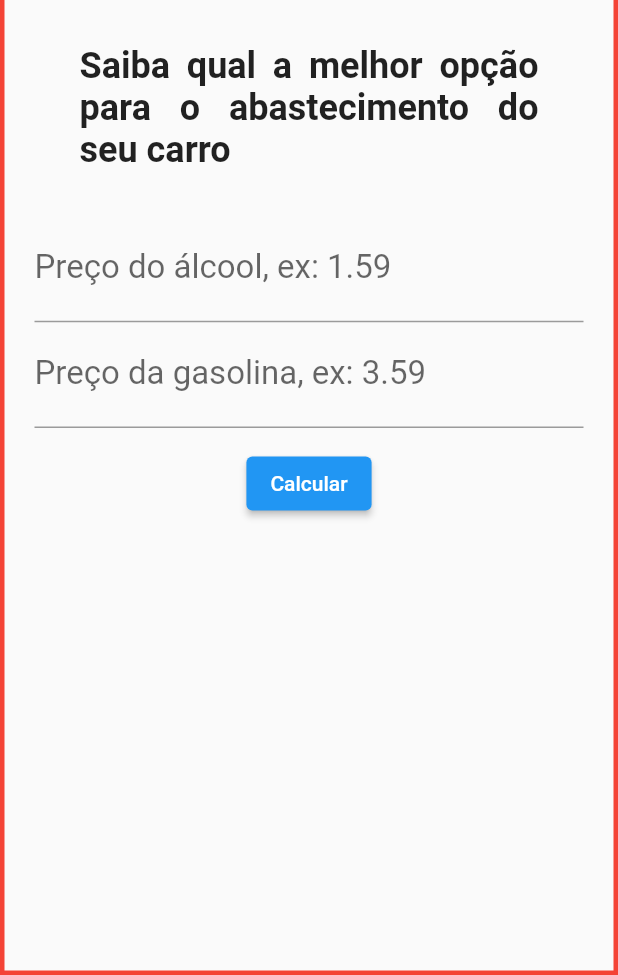
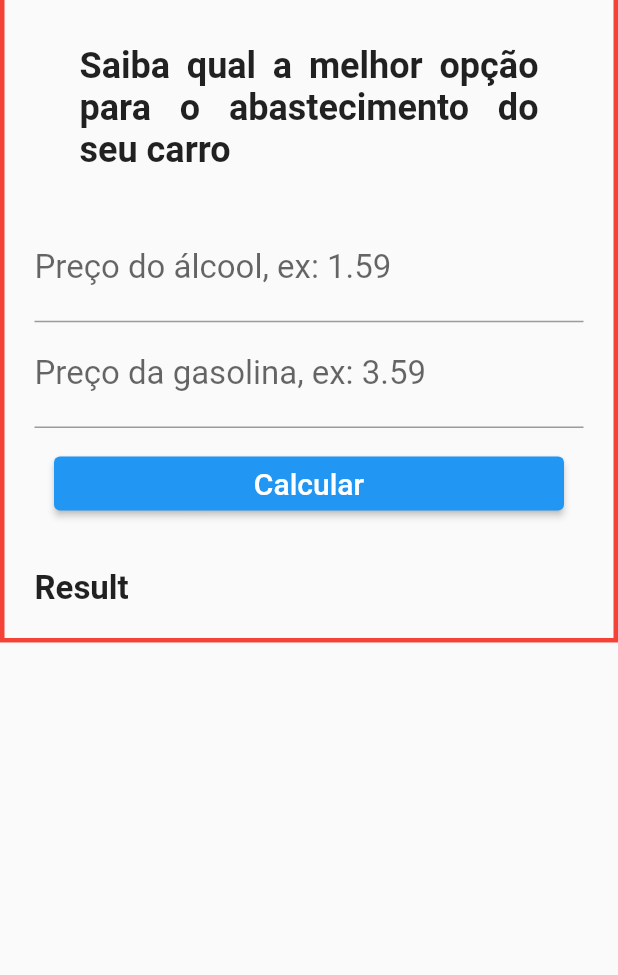
Before and after one commit to jjullimayanne/alcool-ou-gasolina, a Flutter app: the screen it shows after launch, on a phone screen of 412 x 824 dp, the part 261-1236 px from its top. Run offline on Flutter 3.47's test engine with Material 2 defaults, Android fonts, the phone set to English and light mode, and no system bars.

```diff
--- a/lib/app.dart
+++ b/lib/app.dart
@@ -18,12 +18,14 @@ class _AppFlutterState extends State<AppFlutter> {
         title: Text("Álcool ou Gasolina"),
       ),
       body: Container(
-        padding: EdgeInsets.all(20),
+
         width: double.infinity,
         decoration:
             BoxDecoration(border: Border.all(width: 3, color: Colors.red)),
-        child: Column(
-          crossAxisAlignment: CrossAxisAlignment.center,
+        child: SingleChildScrollView(
+          padding: EdgeInsets.all(20),
+          child:Column(
+          crossAxisAlignment: CrossAxisAlignment.stretch,
           children: [
             Image.asset("images/logo.png"),
             Padding(
@@ -42,7 +44,7 @@ class _AppFlutterState extends State<AppFlutter> {
               decoration:
                   InputDecoration(labelText: "Preço do álcool, ex: 1.59"),
               style: TextStyle(fontSize: 22),
-                controller: _controllerAlcool,
+              controller: _controllerAlcool,
             ),
             TextField(
               keyboardType: TextInputType.number,
@@ -57,11 +59,26 @@ class _AppFlutterState extends State<AppFlutter> {
               padding: EdgeInsets.all(13),
               child: ElevatedButton(
                 onPressed: () {},
-                child: Text("Calcular"),
+                child: Text(
+                  "Calcular",
+                  style: TextStyle(
+                    fontSize: 20,
+                  ),
+                ),
               ),
             ),
+            Padding(
+              padding: EdgeInsets.only(top: 20),
+              child: Text("Result",
+              style: TextStyle(
+                fontSize: 22,
+                fontWeight: FontWeight.bold,
+              ),
+              ),
+              )
           ],
-        ),
+        )
+         ,)
       ),
     );
   }
```
